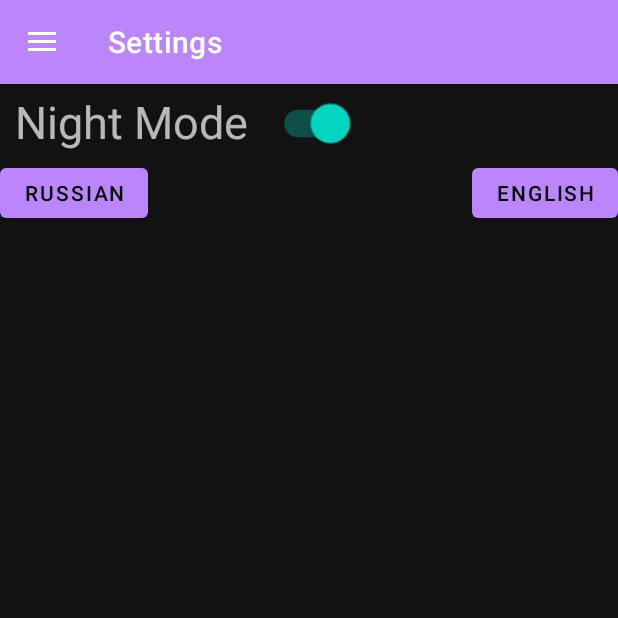
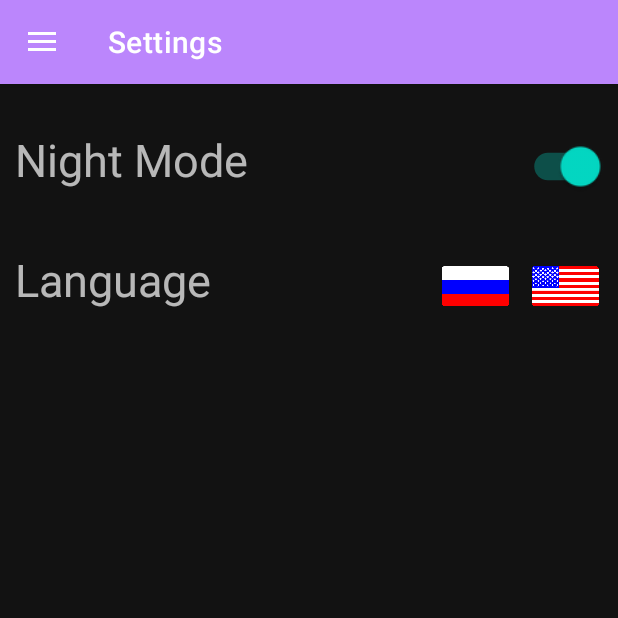
Before and after one commit to aptennn/greenhouse_android, an Android app: the screen it shows after launch (MainActivity), in the side drawer, after a tap on "Settings", on a phone screen of 412 x 824 dp, the top half of it. Run offline under Robolectric (Android 15) with nearby library versions, the phone set to English and light mode, and no system bars; our stand-ins replace navigation-ui; libraries missing offline, so code that uses them is left out: org.eclipse.paho; 18 statements that could not run were skipped.

Commit message:
design, translation update, small improvements

```diff
--- a/app/src/main/java/com/example/samsunghackathon2021/ui/home/HomeFragment.java
+++ b/app/src/main/java/com/example/samsunghackathon2021/ui/home/HomeFragment.java
@@ -58,6 +58,7 @@ import android.widget.Toast;
 import android.widget.Toolbar;
 
 import com.google.android.material.floatingactionbutton.FloatingActionButton;
+import com.google.android.material.imageview.ShapeableImageView;
 import com.google.android.material.navigation.NavigationView;
 import com.google.android.material.snackbar.Snackbar;
 import com.example.samsunghackathon2021.databinding.ActivityMainBinding;
@@ -108,7 +109,7 @@ public class HomeFragment extends Fragment {
     FloatingActionButton btn_water;
     DatabaseHelper database_helper;
     ImageButton btn_settings;
-    ImageView default_image;
+    ShapeableImageView default_image;
     private HomeViewModel homeViewModel;
     private FragmentHomeBinding binding;
     String[] useList = new String[2];
@@ -116,6 +117,7 @@ public class HomeFragment extends Fragment {
 
 
 
+    @RequiresApi(api = Build.VERSION_CODES.LOLLIPOP)
     public View onCreateView(@NonNull LayoutInflater inflater,
                              ViewGroup container, Bundle savedInstanceState) {
         homeViewModel =
@@ -134,8 +136,9 @@ public class HomeFragment extends Fragment {
         ground = (ProgressBar) va.findViewById(R.id.progressGroundHum);
         air = (ProgressBar) va.findViewById(R.id.progressAirHum);
         btn_water = (FloatingActionButton) va.findViewById(R.id.btn_watering);
+        default_image = (ShapeableImageView) va.findViewById(R.id.profileImage);
+//        default_image.setClipToOutline(true);
 
-        default_image = (ImageView) va.findViewById(R.id.profileImage);
         int[] images = {R.drawable.vegetables1,R.drawable.vegetables2,R.drawable.vegetables3,R.drawable.vegetables4};
         Random rand = new Random();
         default_image.setImageResource(images[rand.nextInt(images.length)]);
--- a/app/src/main/res/layout/fragment_settings.xml
+++ b/app/src/main/res/layout/fragment_settings.xml
@@ -5,18 +5,20 @@
     android:layout_height="match_parent"
     xmlns:app="http://schemas.android.com/apk/res-auto"
     android:orientation="vertical">
-    <LinearLayout
+    <androidx.constraintlayout.widget.ConstraintLayout
         android:layout_width="match_parent"
         android:layout_height="wrap_content"
-        android:id="@+id/lll">
+        android:id="@+id/lll"
+        android:layout_marginTop="30dp">
         <TextView
             android:layout_width="wrap_content"
             android:layout_height="match_parent"
             android:text="@string/nightmode"
-            android:textSize="30dp"
+            android:textSize="30sp"
             android:gravity="center"
             android:paddingStart="10dp"
-            android:paddingLeft="10dp" />
+            android:paddingLeft="10dp"
+            tools:ignore="MissingConstraints,RtlSymmetry" />
         <Switch
             android:layout_width="70dp"
             android:layout_height="50dp"
@@ -26,26 +28,41 @@
             android:scaleY="1.3"
             android:switchMinWidth="45dp"
             android:padding="6dp"
-            tools:ignore="UseSwitchCompatOrMaterialXml" />
-    </LinearLayout>
+            tools:ignore="MissingConstraints,UseSwitchCompatOrMaterialXml"
+            app:layout_constraintRight_toRightOf="parent"
+            android:layout_marginEnd="10dp"
+            android:layout_marginRight="10dp" />
+    </androidx.constraintlayout.widget.ConstraintLayout>
     <androidx.constraintlayout.widget.ConstraintLayout
         android:layout_width="match_parent"
         android:layout_height="wrap_content"
-        android:orientation="horizontal">
-        <Button
+        android:orientation="horizontal"
+        android:layout_marginTop="30dp">
+        <TextView
             android:layout_width="wrap_content"
-            android:layout_height="45dp"
-            app:layout_constraintLeft_toLeftOf="parent"
+            android:layout_height="match_parent"
+            android:text="@string/language"
+            android:textSize="30sp"
+            android:gravity="center"
+            android:paddingStart="10dp"
+            android:paddingLeft="10dp"
+            tools:ignore="MissingConstraints,RtlSymmetry" />
+        <ImageView
+            android:layout_width="50dp"
+            android:layout_height="50dp"
             android:id="@+id/button_rus"
-            android:text="Russian"
-            tools:ignore="MissingConstraints" />
-        <Button
-            android:layout_width="wrap_content"
-            android:layout_height="45dp"
+            android:src="@drawable/russia_flag"
+            tools:ignore="MissingConstraints"
+            app:layout_constraintRight_toLeftOf="@+id/button_eng"
+            android:layout_marginEnd="10dp"/>
+        <ImageView
+            android:layout_width="50dp"
+            android:layout_height="50dp"
             app:layout_constraintRight_toRightOf="parent"
             android:id="@+id/button_eng"
-            android:text="English"
-            tools:ignore="MissingConstraints" />
+            android:src="@drawable/usa_flag"
+            tools:ignore="MissingConstraints"
+            android:layout_marginEnd="10dp"/>
     </androidx.constraintlayout.widget.ConstraintLayout>
 
 </LinearLayout>
--- a/app/src/main/res/menu/activity_main_drawer.xml
+++ b/app/src/main/res/menu/activity_main_drawer.xml
@@ -15,7 +15,7 @@
         <item
             android:id="@+id/nav_slideshow"
             android:icon="@drawable/ic_baseline_info_24"
-            android:title="Info" />
+            android:title="@string/info" />
         <item
             android:id="@+id/nav_settings"
             android:icon="@drawable/ic_baseline_settings_24"
--- a/app/src/main/res/values/strings.xml
+++ b/app/src/main/res/values/strings.xml
@@ -20,4 +20,10 @@
     <string name="friday">Friday</string>
     <string name="saturday">Saturday</string>
     <string name="sunday">Sunday</string>
+    <string name="language">Language</string>
+    <string name="info">About</string>
+    <string name="description">Description</string>
+    <string name="sensors">Sensors</string>
+    <string name="humidity_earth">Earth humidity</string>
+    <string name="humidity_air">Air humidity</string>
 </resources>
--- a/app/src/main/res/values/styles.xml
+++ b/app/src/main/res/values/styles.xml
@@ -21,5 +21,9 @@
         <item name="windowActionBar">false</item>
         <item name="windowNoTitle">true</item>
     </style>
+    <style name="roundedImageView" parent="">
+        <item name="cornerFamily">rounded</item>
+        <item name="cornerSize">8dp</item>
+    </style>
 
 </resources>
--- a/app/src/main/res/values/themes.xml
+++ b/app/src/main/res/values/themes.xml
@@ -23,7 +23,7 @@
     <style name="dark" parent="Theme.MaterialComponents.DayNight.DarkActionBar">
         <!-- Primary brand color. -->
         <item name="colorPrimary">@color/purple_200</item>
-        <item name="colorPrimaryVariant">@color/purple_700</item>
+        <item name="colorPrimaryVariant">@color/purple_200</item>
         <item name="colorOnPrimary">@color/black</item>
         <!-- Secondary brand color. -->
         <item name="colorSecondary">@color/teal_200</item>
```
Also changed, not shown: app/src/main/java/com/example/samsunghackathon2021/ui/slideshow/SlideshowFragment.java (+2 -21 lines), app/src/main/res/layout/fragment_home.xml (+13 -9 lines), app/src/main/res/drawable-v21/russia_flag.png (added), app/src/main/res/drawable-v21/usa_flag.png (added), 1 other file.
